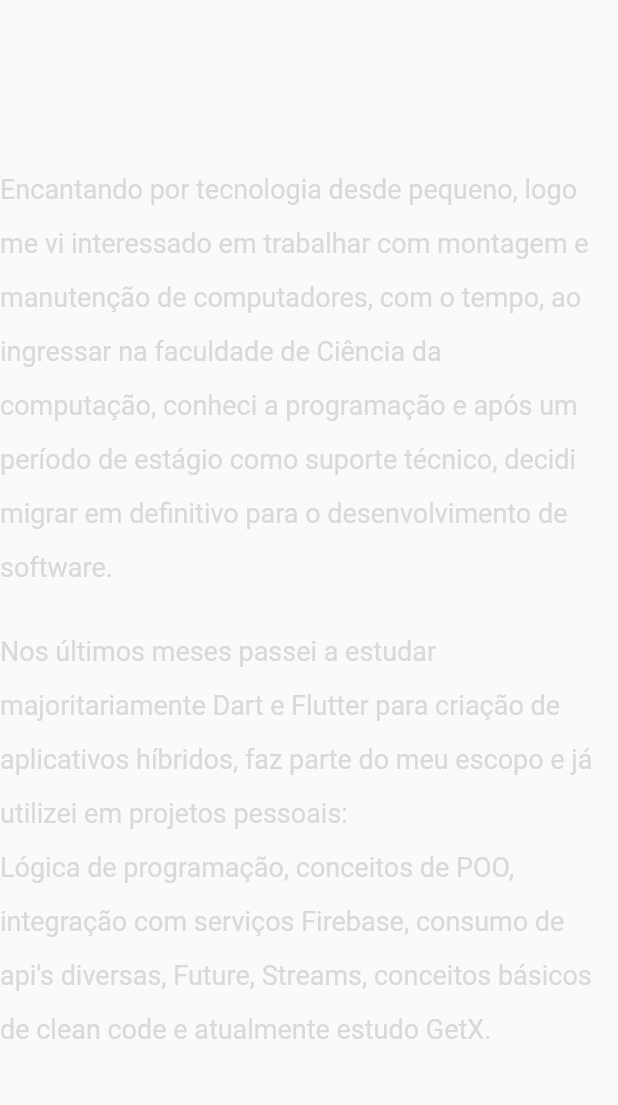
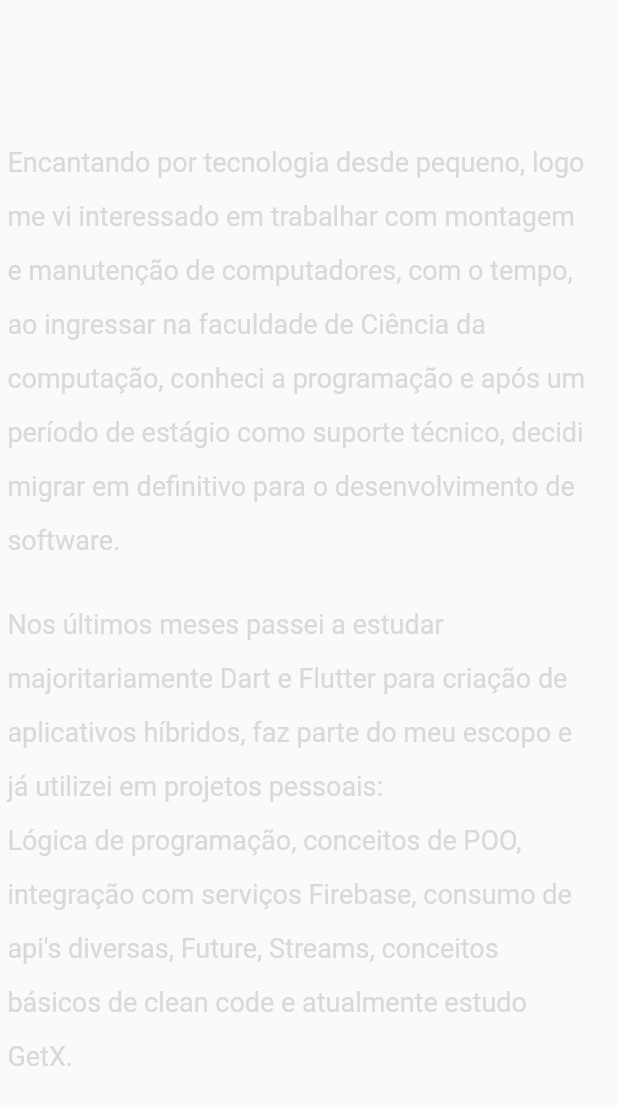
Before and after one commit to e-medeiros1/meu_portfolio, a Flutter app: the AboutSection widget shown alone on an empty page, opened directly, on a phone screen of 412 x 824 dp. Shown: the top 1105 px of the screen. Run offline on Flutter 3.47's test engine with Material 2 defaults, Android fonts, the phone set to English and light mode, and no system bars; our stand-ins replace font_awesome_flutter, get.

Commit message:
Refactoring code

```diff
--- a/lib/app/core/widgets/buttons_row.dart
+++ b/lib/app/core/widgets/buttons_row.dart
@@ -14,7 +14,8 @@ class ButtonsRow extends StatelessWidget {
       mainAxisAlignment: MainAxisAlignment.start,
       children: [
         SocialMediaButtons(
-            onPressed: () => instance.launchInWeb(instance.toGithub), icon: FontAwesomeIcons.github),
+            onPressed: () => instance.launchInWeb(instance.toGithub),
+            icon: FontAwesomeIcons.github),
         SocialMediaButtons(
             onPressed: () => instance.launchInWeb(instance.toLinkedin),
             icon: FontAwesomeIcons.linkedin),
--- a/lib/app/core/widgets/section_title.dart
+++ b/lib/app/core/widgets/section_title.dart
@@ -13,8 +13,8 @@ class SectionTitle extends StatelessWidget {
   @override
   Widget build(BuildContext context) {
     return Container(
-        padding: EdgeInsets.only(left: context.percentWidth(.041)),
-        margin: EdgeInsets.symmetric(vertical: context.percentHeight(.025)),
+        padding: EdgeInsets.only(left: context.percentWidth(.01)),
+        // margin: EdgeInsets.symmetric(vertical: context.percentHeight(.025)),
         constraints: const BoxConstraints(maxWidth: 1110),
         height: 100,
         child: Text(
--- a/lib/app/core/widgets/social_media_buttons.dart
+++ b/lib/app/core/widgets/social_media_buttons.dart
@@ -18,6 +18,8 @@ class SocialMediaButtons extends StatelessWidget {
         onPressed: onPressed,
         icon: FaIcon(icon),
         color: context.colors.light.withOpacity(.8),
-        iconSize: 25);
+        iconSize: 25,
+        alignment: Alignment.centerLeft,
+        padding: EdgeInsets.zero);
   }
 }
--- a/lib/app/pages/about/components/about_section.dart
+++ b/lib/app/pages/about/components/about_section.dart
@@ -10,7 +10,9 @@ class AboutSection extends StatelessWidget {
 
   @override
   Widget build(BuildContext context) {
-    return Column(
+    return Container(
+      padding: EdgeInsets.symmetric(horizontal: context.percentWidth(.012)),
+      child: Column(
         mainAxisAlignment: MainAxisAlignment.center,
         children: [
           const AboutMeText(
@@ -23,6 +25,7 @@ class AboutSection extends StatelessWidget {
           ),
           SizedBox(height: context.percentHeight(.05)),
         ],
+      ),
     );
   }
 }
--- a/lib/app/pages/footer/components/footer_text.dart
+++ b/lib/app/pages/footer/components/footer_text.dart
@@ -18,9 +18,8 @@ class FooterText extends StatelessWidget {
         children: [
           TextSpan(text: 'Feito com Flutter por '),
           TextSpan(
-              text: '@erimedeiros ',
-              style: TextStyle(
-                  decoration: TextDecoration.underline)),
+              text: '@erimedeiros',
+              style: TextStyle(decoration: TextDecoration.underline)),
         ],
       ),
     );
--- a/lib/app/pages/projects/components/my_projects_card.dart
+++ b/lib/app/pages/projects/components/my_projects_card.dart
@@ -83,7 +83,6 @@ class _MyProjectsCardState extends State<MyProjectsCard> {
                       ),
                       const SizedBox(height: 30),
                       MyOutlinedButton(
-                          color: context.colors.light,
                           onPressed: widget.onPressed,
                           imageSrc: 'assets/images/github2.png',
                           text: 'Ver repositório'),
```
Also changed, not shown: lib/app/core/widgets/my_outlined_button.dart (+5 -5 lines), lib/app/pages/about/portifolio_about.dart (+3 -4 lines). Lines whose indentation alone changed are shown as unchanged.
